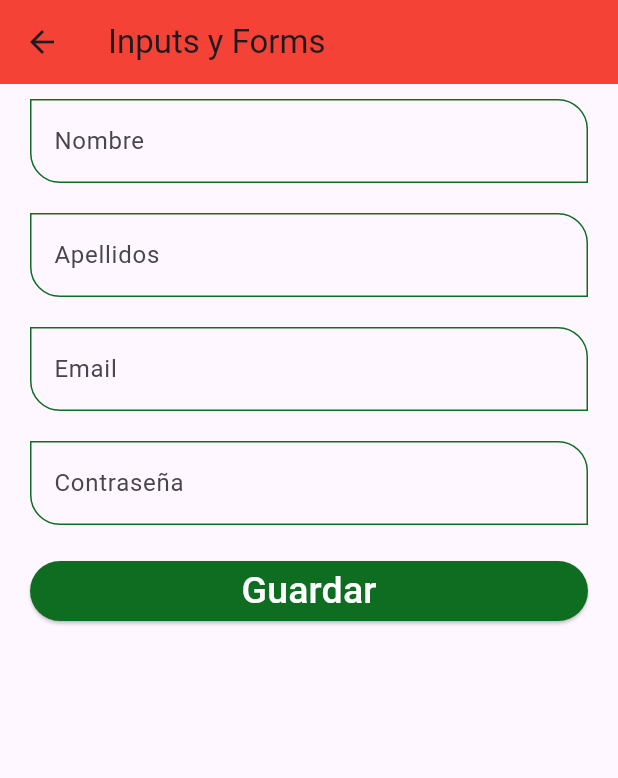
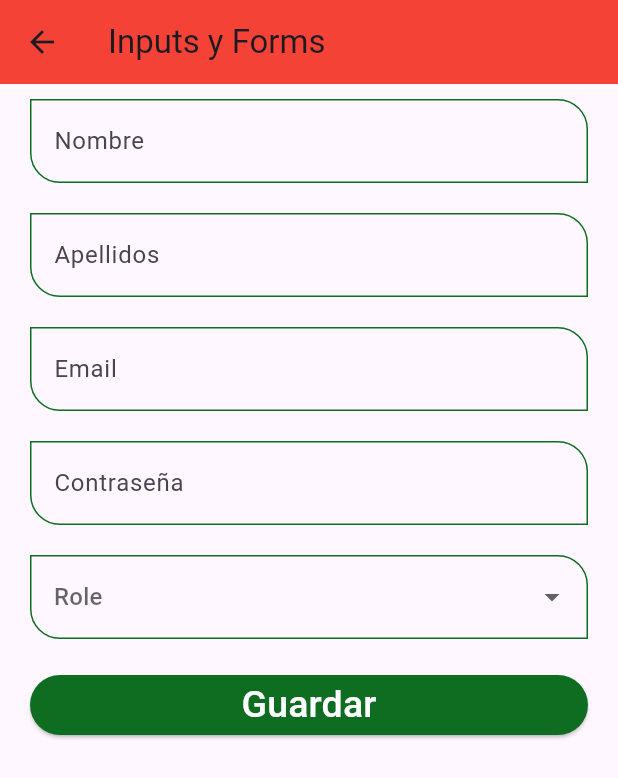
Before and after one commit to NormandoRamirezDelgado/flutter-6D, a Flutter app: the InputsScreen screen opened by its route, on a phone screen of 412 x 824 dp. Shown: the top 778 px of the screen. Run offline on Flutter 3.47's test engine with Material 3 defaults, Android fonts, the phone set to English and light mode, and no system bars.

```diff
--- a/listview/lib/router/app_routes.dart
+++ b/listview/lib/router/app_routes.dart
@@ -15,6 +15,7 @@ class AppRoutes {
     MenuOption(route: 'avatar', icon: Icons.supervised_user_circle_rounded, name: 'Avatar Screen', widget: AvatarScreen()),
     MenuOption(route: 'animated', icon: Icons.play_circle_fill_outlined, name: 'Avatar Screen', widget: AnimatedScreen()),
     MenuOption(route: 'inputs', icon: Icons.input_rounded, name: 'Text Inputs', widget: InputsScreen()),
+    MenuOption(route: 'slider', icon: Icons.social_distance_outlined, name: 'Sliders & Checks', widget: SliderScreen()),
 
   ];
 
--- a/listview/lib/screens/inputs_screen.dart
+++ b/listview/lib/screens/inputs_screen.dart
@@ -18,7 +18,7 @@ class InputsScreen extends StatelessWidget {
       'last_name'   : 'Ramírez',
       'email'       : 'nramirezd@cbtis236.edu.mx',
       'password'    : '12345678',
-      'role'        : 'Admin'
+      'role'        : 'Administrador'
     };
 
     return Scaffold(
@@ -45,6 +45,20 @@ class InputsScreen extends StatelessWidget {
                 CustomInputField(labelText: 'Contraseña', hintText: 'Contraseña del Usuario', obscureText: true, formProperty: 'password', formValues: formValues,),
                 SizedBox(height: 20,),
 
+                DropdownButtonFormField(
+                  hint: Text('Role'),
+                  items: [
+                    DropdownMenuItem(value: 'Administrador', child: Text('Administrador')),
+                    DropdownMenuItem(value: 'SuperUser', child: Text('Super Usuario')),
+                    DropdownMenuItem(value: 'Developer', child: Text('Developer')),
+                    DropdownMenuItem(value: 'Jr. Developer', child: Text('Jr. Developer')),
+                  ],
+                  onChanged: (value) {
+                    formValues['role'] = value ?? 'Administrador';
+                  },
+                ),
+                SizedBox(height: 20,),
+
                 ElevatedButton(
                   onPressed: (){
 
@@ -60,7 +74,8 @@ class InputsScreen extends StatelessWidget {
                   },
                   child: SizedBox(
                     width: double.infinity,
-                    child: Center(child: Text('Guardar', style: TextStyle(color: Colors.white, fontSize: 25 ))))
+                    child: Center(child: Text('Guardar', style: TextStyle(color: Colors.white, fontSize: 25 )))
+                  ),
                 )
               ],
             ),
--- a/listview/lib/screens/screens.dart
+++ b/listview/lib/screens/screens.dart
@@ -1,3 +1,4 @@
+
 
 //Archivo Barrel
 export 'package:listview/screens/alert_screen.dart';
@@ -8,3 +9,4 @@ export 'package:listview/screens/home_screen.dart';
 export 'package:listview/screens/inputs_screen.dart';
 export 'package:listview/screens/listview1_screen.dart';
 export 'package:listview/screens/listview2_screen.dart';
+export 'package:listview/screens/slider_screen.dart';
```
Also changed, not shown: listview/lib/screens/slider_screen.dart (added, +82 -0 lines).
